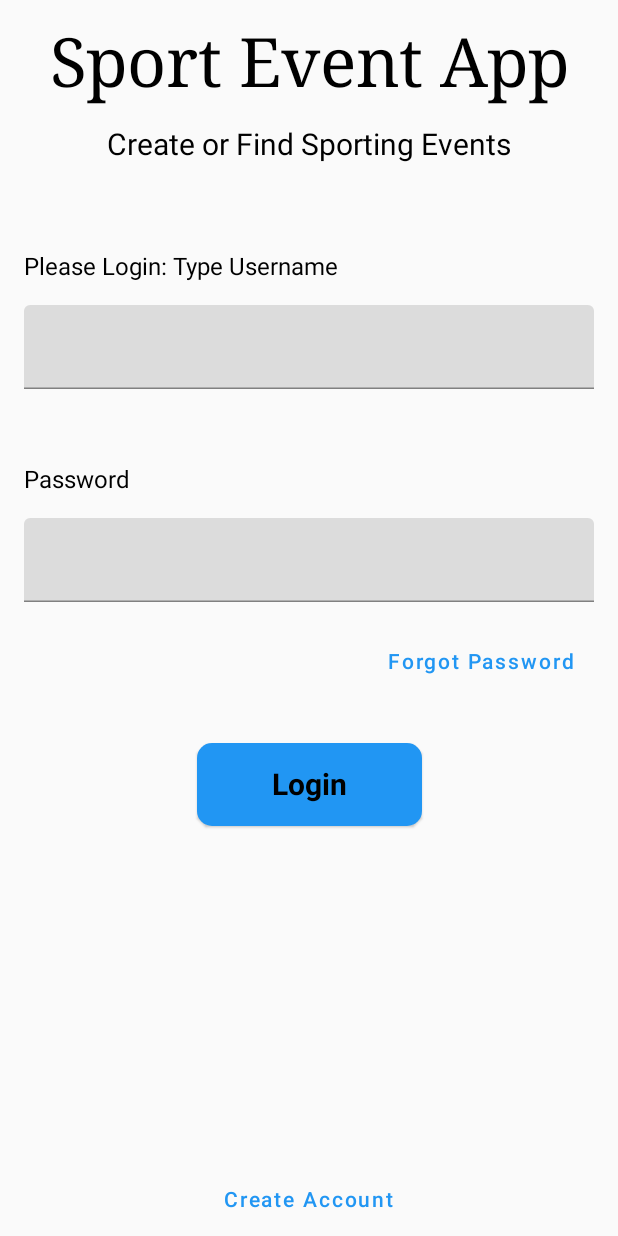
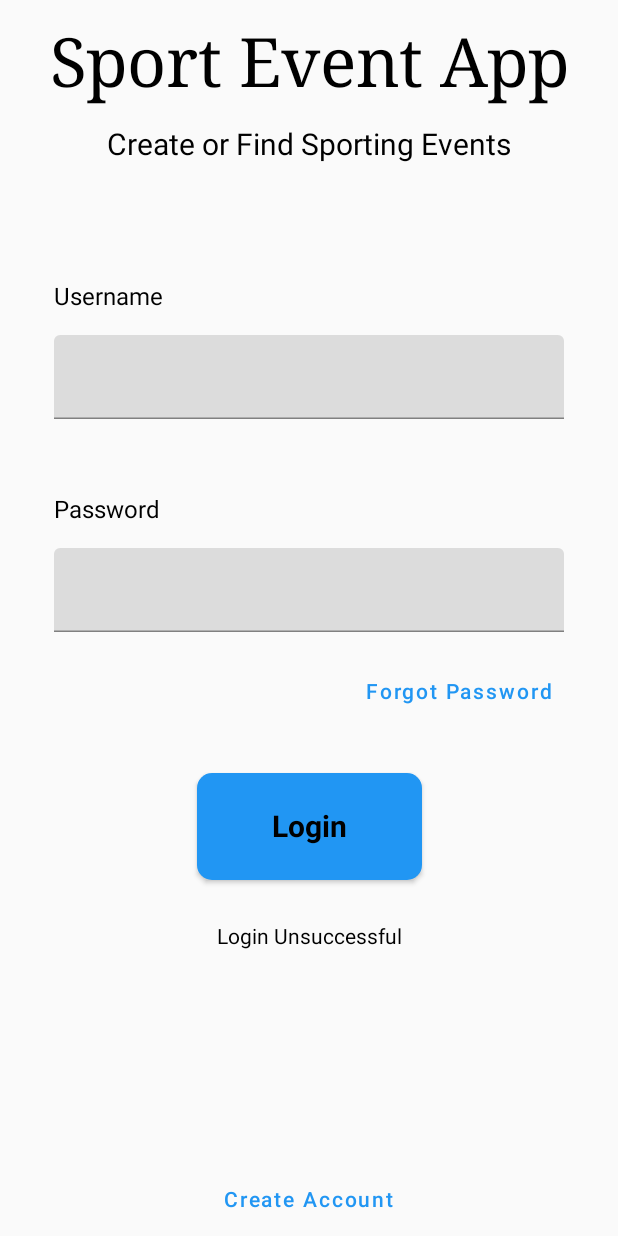
Before and after one commit to KhaledK1123/Project1-LetsGoV2, an Android app built with Jetpack Compose: the screen it shows after launch (MainActivity), after a tap on "Login", on a phone screen of 412 x 824 dp. Run offline under Robolectric (Android 15) with nearby library versions, the phone set to English and light mode, and no system bars.

Commit message:
Commit 4

```diff
--- a/app/src/main/java/com/example/project1_letsgov2/MainActivity.kt
+++ b/app/src/main/java/com/example/project1_letsgov2/MainActivity.kt
@@ -2,18 +2,17 @@ package com.example.project1_letsgov2
 
 import android.content.Intent
 import android.os.Bundle
-import android.widget.Toast
 import androidx.activity.ComponentActivity
 import androidx.activity.compose.setContent
 import androidx.compose.foundation.ExperimentalFoundationApi
-import androidx.compose.foundation.clickable
 import androidx.compose.foundation.layout.*
 import androidx.compose.foundation.shape.RoundedCornerShape
-import androidx.compose.material.Card
-import androidx.compose.material.Text
-import androidx.compose.material.TextButton
-import androidx.compose.material.TextField
-import androidx.compose.runtime.*
+import androidx.compose.material.*
+import androidx.compose.runtime.Composable
+import androidx.compose.runtime.getValue
+import androidx.compose.runtime.mutableStateOf
+import androidx.compose.runtime.saveable.rememberSaveable
+import androidx.compose.runtime.setValue
 import androidx.compose.ui.Alignment
 import androidx.compose.ui.Modifier
 import androidx.compose.ui.graphics.Color
@@ -21,8 +20,6 @@ import androidx.compose.ui.platform.LocalContext
 import androidx.compose.ui.text.TextStyle
 import androidx.compose.ui.text.font.FontFamily
 import androidx.compose.ui.text.font.FontWeight
-import androidx.compose.ui.text.input.PasswordVisualTransformation
-import androidx.compose.ui.text.input.TextFieldValue
 import androidx.compose.ui.text.style.TextAlign
 import androidx.compose.ui.unit.dp
 import androidx.compose.ui.unit.sp
@@ -41,14 +38,6 @@ class MainActivity : ComponentActivity() {
 
                 SimpleText1(displayText = "Create or Find Sporting Events")
 
-                Username("Please Login: Type Username")
-                UsernameBox()
-
-                Password("Password")
-                PasswordBox()
-
-                ForgotPasswordButton()
-
                 Login()
 
                 CreateAccountButton()
@@ -60,13 +49,18 @@ class MainActivity : ComponentActivity() {
 @Composable
 fun SimpleText(displayText: String) {
 
-    Text(text = displayText, fontFamily = FontFamily.Serif, fontSize = 45.sp, modifier = Modifier.padding(16.dp))
+    Text(
+        text = displayText,
+        fontFamily = FontFamily.Serif,
+        fontSize = 45.sp,
+        modifier = Modifier.padding(16.dp)
+    )
 }
 
 @Composable
 fun SimpleText1(displayText: String) {
 
-    Text(text = displayText,fontSize = 20.sp)
+    Text(text = displayText, fontSize = 20.sp)
 }
 
 @Composable
@@ -99,39 +93,20 @@ fun Password(text: String) {
     )
 }
 
-@ExperimentalFoundationApi
-@Composable
-fun UsernameBox() {
+fun LoginInput(user_name: String, password: String): String {
 
-    var text by remember { mutableStateOf(TextFieldValue()) }
+    var status: String = ""
 
-    TextField(
-        value = text,
-        modifier = Modifier
-            .padding(16.dp)
-            .fillMaxWidth(),
-        onValueChange = {
-            text = it
-        }
-    )
+    if (user_name.equals("Tyler") && password.equals("Porter")) {
+
+        status = "Login Successful"
+
+    } else {
+
+        status = "Login Unsuccessful"
     }
 
-@ExperimentalFoundationApi
-@Composable
-fun PasswordBox() {
-
-    var text by remember { mutableStateOf(TextFieldValue()) }
-
-    TextField(value = text,
-        modifier = Modifier
-            .padding(16.dp)
-            .fillMaxWidth(),
-        //keyboardType = KeyboardType.Password,
-        visualTransformation = PasswordVisualTransformation(),
-        onValueChange = {
-            text = it
-        }
-    )
+    return status
 }
 
 @Composable
@@ -142,28 +117,54 @@ fun ForgotPasswordButton() {
         onClick = {
             context.startActivity(Intent(context, ForgotPassword::class.java))
         },
-        modifier = Modifier.absolutePadding(left = 230.dp)
+        modifier = Modifier.absolutePadding(left = 200.dp)
     ) {
-        Text("Forgot Password",color = Color(0xFF2196F3))
+        Text("Forgot Password", color = Color(0xFF2196F3))
     }
 }
 
 @Composable
 fun Login() {
+    var context = LocalContext.current
 
-    val context = LocalContext.current
-    Card(
-        shape = RoundedCornerShape(10.dp),
-        backgroundColor = Color(0xFF2196F3),
+    Column(
+
+        horizontalAlignment = Alignment.CenterHorizontally,
+        modifier = Modifier
+            .fillMaxWidth()
+            .padding(20.dp)
+    )
+    {
+
+        var usernameInput by rememberSaveable { mutableStateOf("") }
+        var passwordInput by rememberSaveable { mutableStateOf("") }
+
+        Username(text = "Username")
+
+        TextField(modifier = Modifier
+            .padding(16.dp)
+            .fillMaxWidth(), value = usernameInput, onValueChange = { usernameInput = it })
+
+        Password(text = "Password")
+
+        TextField(modifier = Modifier
+            .padding(16.dp)
+            .fillMaxWidth(), value = passwordInput, onValueChange = { passwordInput = it })
+
+        var status by rememberSaveable {
+            mutableStateOf("")
+
+        }
+
+        ForgotPasswordButton()
+
+        val backgroundColor = Color(0xFF2196F3)
+        Button(shape = RoundedCornerShape(10.dp),
+            colors = ButtonDefaults.buttonColors(backgroundColor = backgroundColor),
             modifier = Modifier
                 .padding(30.dp)
-            .width(150.dp)
-            .clickable(onClick = {
-                Toast
-                    .makeText(context, "Welcome", Toast.LENGTH_SHORT)
-                    .show()
-            })
-    ) {
+                .width(150.dp), onClick = { status = LoginInput(usernameInput, passwordInput) }) {
+
             Text(
                 text = "Login",
                 textAlign = TextAlign.Center,
@@ -173,19 +174,24 @@ fun Login() {
                 modifier = Modifier.padding(16.dp)
             )
         }
+        Text(text = "$status")
+
+        //Text(username)
+    }
 }
 
 @Composable
 fun CreateAccountButton() {
 
-    Column (
+    Column(
         modifier = Modifier
-            .fillMaxSize(), Arrangement.Bottom,Alignment.CenterHorizontally
-    ){
+            .fillMaxSize(), Arrangement.Bottom, Alignment.CenterHorizontally
+    ) {
 
         val context = LocalContext.current
         TextButton(
-            onClick = { context.startActivity(Intent(context, CreateAccount::class.java))
+            onClick = {
+                context.startActivity(Intent(context, CreateAccount::class.java))
             },
 
             ) {
```
Also changed, not shown: app/src/main/java/com/example/project1_letsgov2/CreateAccount.kt (+13 -6 lines), app/src/main/java/com/example/project1_letsgov2/ForgotPassword.kt (+8 -2 lines). Lines whose indentation alone changed are shown as unchanged.
